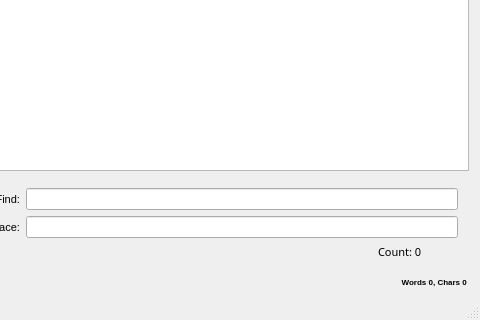
Qt form Notepad/notepad.ui (samael205/Programming-Challenges) before a commit; both pictures show x 92 to 572 and y 99 to 419 of the 572 by 419 pixel window.
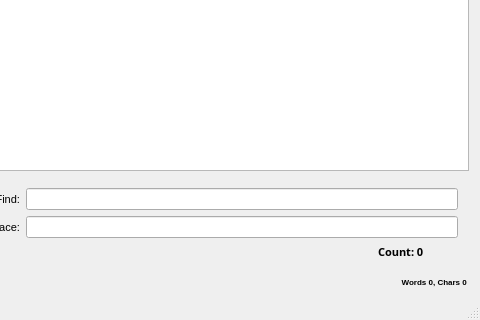
The same form after that commit.

Commit message: bold count font in find option

```diff
--- a/Notepad/notepad.ui
+++ b/Notepad/notepad.ui
@@ -112,11 +112,11 @@
          </property>
          <property name="font">
           <font>
-           <family>Noto Sans Hanunoo</family>
+           <family>Noto Sans Kayah Li</family>
            <pointsize>8</pointsize>
-           <weight>50</weight>
+           <weight>75</weight>
            <italic>false</italic>
-           <bold>false</bold>
+           <bold>true</bold>
            <underline>false</underline>
            <strikeout>false</strikeout>
            <kerning>false</kerning>
```
Left out of the diff: 2 changed lines with no effect on the pictures. The commit also changes 2 other files.
